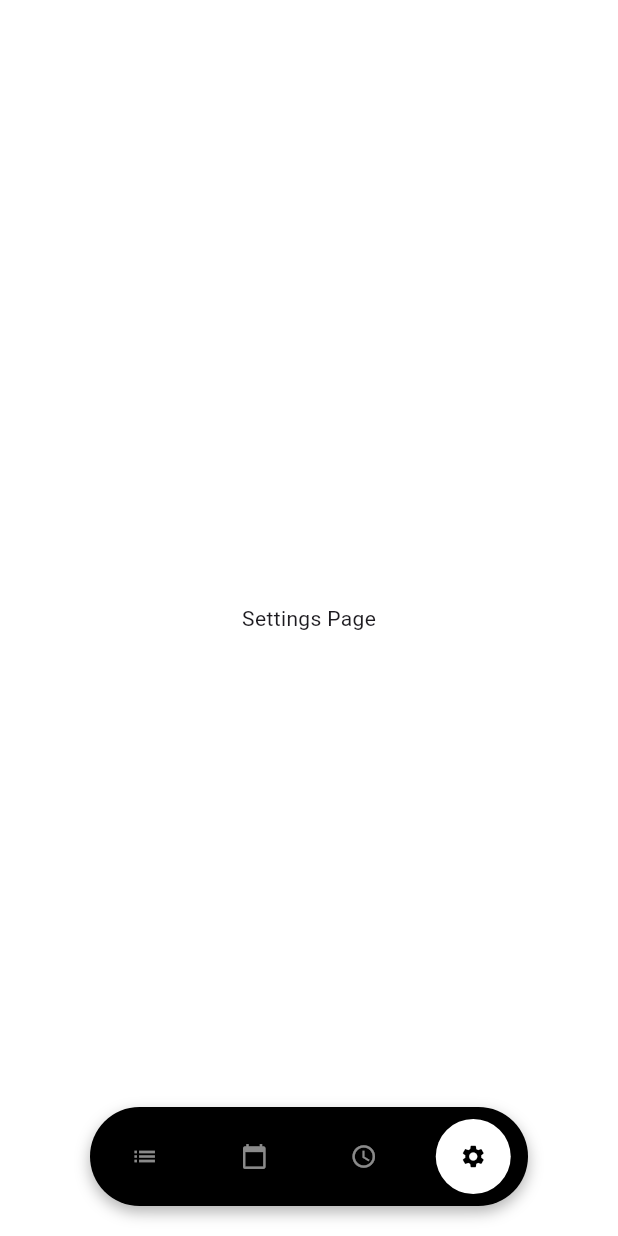
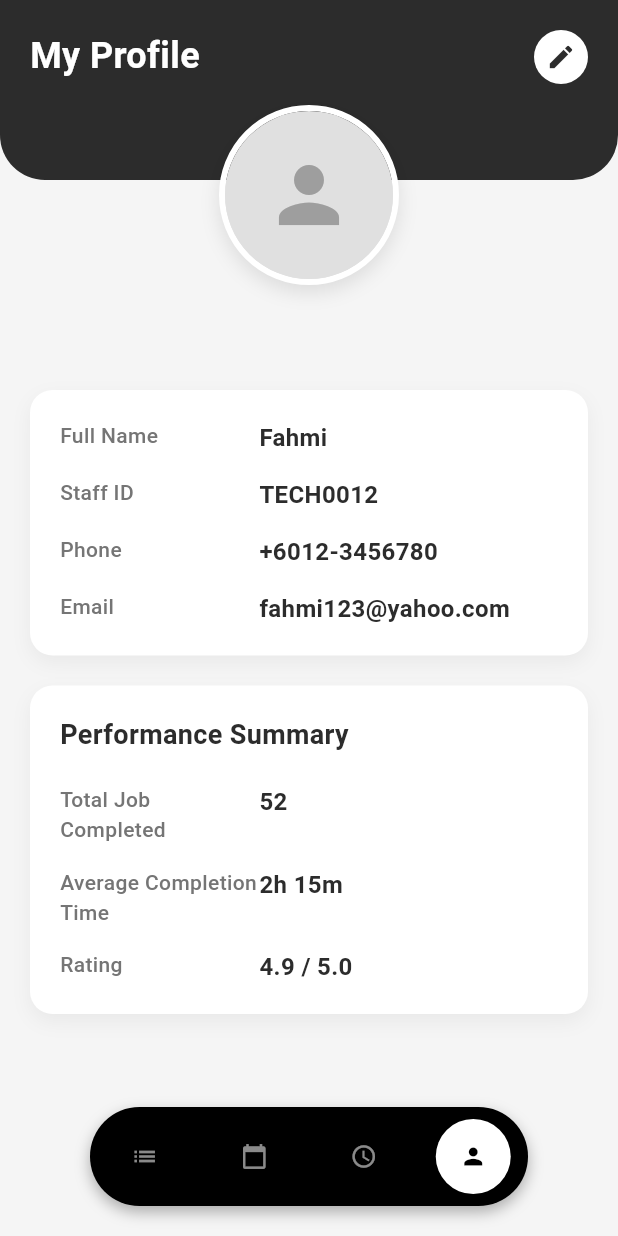
Before and after one commit to ChocoBeef1234/MobileAssignment, a Flutter app: the screen it shows after launch, item 4 of the bottom bar chosen, on a phone screen of 412 x 824 dp. Run offline on Flutter 3.47's test engine with Material 3 defaults, Android fonts, the phone set to English and light mode, and no system bars.

Commit message:
Profile, Edit Profile, Change Password page
Profile, Edit Profile, Change Password page DONE

```diff
--- a/lib/main.dart
+++ b/lib/main.dart
@@ -2,6 +2,7 @@ import 'package:flutter/material.dart';
 import 'package:user_profile/mySchedule.dart';
 import 'package:user_profile/myTask.dart';
 import 'package:user_profile/myTimer.dart';
+import 'package:user_profile/profile.dart';
 
 void main() {
   runApp(const MyApp());
@@ -33,7 +34,7 @@ class _MainScreenState extends State<MainScreen> {
     MyTasksPage(),
     MySchedulePage(),
     TimerPage(),
-    SettingsPage(),
+    ProfilePage(),
   ];
 
   @override
@@ -134,7 +135,7 @@ class _MainScreenState extends State<MainScreen> {
                         shape: BoxShape.circle,
                       ),
                       child: Icon(
-                        Icons.settings,
+                        Icons.person,
                         color: currentIndex == 3
                             ? Colors.black
                             : Colors.white54,
@@ -159,10 +160,3 @@ class CalendarPage extends StatelessWidget {
   Widget build(BuildContext context) =>
       const Center(child: Text("Calendar Page"));
 }
-
-class SettingsPage extends StatelessWidget {
-  const SettingsPage({super.key});
-  @override
-  Widget build(BuildContext context) =>
-      const Center(child: Text("Settings Page"));
-}
--- a/lib/profile.dart
+++ b/lib/profile.dart
@@ -0,0 +1,210 @@
+import 'package:flutter/material.dart';
+import 'package:user_profile/edit_profile.dart';
+
+class ProfilePage extends StatelessWidget {
+  const ProfilePage({super.key});
+
+  @override
+  Widget build(BuildContext context) {
+    return Scaffold(
+      backgroundColor: Colors.grey[100],
+      body: SafeArea(
+        child: Column(
+          children: [
+            // Header Section
+            Container(
+              width: double.infinity,
+              height: 120,
+              decoration: const BoxDecoration(
+                color: Color(0xFF2C2C2C),
+                borderRadius: BorderRadius.only(
+                  bottomLeft: Radius.circular(30),
+                  bottomRight: Radius.circular(30),
+                ),
+              ),
+              child: Stack(
+                children: [
+                  // Title
+                  const Positioned(
+                    top: 20,
+                    left: 20,
+                    child: Text(
+                      'My Profile',
+                      style: TextStyle(
+                        color: Colors.white,
+                        fontSize: 24,
+                        fontWeight: FontWeight.bold,
+                      ),
+                    ),
+                  ),
+                  // Edit Icon
+                  Positioned(
+                    top: 20,
+                    right: 20,
+                    child: GestureDetector(
+                      onTap: () {
+                        Navigator.of(context).push(
+                          MaterialPageRoute(
+                            builder: (_) => const EditProfilePage(),
+                          ),
+                        );
+                      },
+                      child: Container(
+                        padding: const EdgeInsets.all(8),
+                        decoration: const BoxDecoration(
+                          color: Colors.white,
+                          shape: BoxShape.circle,
+                        ),
+                        child: const Icon(
+                          Icons.edit,
+                          color: Color(0xFF2C2C2C),
+                          size: 20,
+                        ),
+                      ),
+                    ),
+                  ),
+                ],
+              ),
+            ),
+
+            // Profile Picture
+            Transform.translate(
+              offset: const Offset(0, -50),
+              child: Center(
+                child: Container(
+                  width: 120,
+                  height: 120,
+                  decoration: BoxDecoration(
+                    shape: BoxShape.circle,
+                    border: Border.all(color: Colors.white, width: 4),
+                    boxShadow: [
+                      BoxShadow(
+                        color: Colors.black.withOpacity(0.1),
+                        blurRadius: 10,
+                        offset: const Offset(0, 5),
+                      ),
+                    ],
+                  ),
+                  child: CircleAvatar(
+                    radius: 56,
+                    backgroundColor: Colors.grey[300],
+                    child: const Icon(
+                      Icons.person,
+                      size: 60,
+                      color: Colors.grey,
+                    ),
+                  ),
+                ),
+              ),
+            ),
+
+            const SizedBox(height: 20),
+
+            // Profile Information Card
+            Padding(
+              padding: const EdgeInsets.symmetric(horizontal: 20),
+              child: Container(
+                width: double.infinity,
+                padding: const EdgeInsets.all(20),
+                decoration: BoxDecoration(
+                  color: Colors.white,
+                  borderRadius: BorderRadius.circular(15),
+                  boxShadow: [
+                    BoxShadow(
+                      color: Colors.black.withOpacity(0.05),
+                      blurRadius: 10,
+                      offset: const Offset(0, 5),
+                    ),
+                  ],
+                ),
+                child: Column(
+                  crossAxisAlignment: CrossAxisAlignment.start,
+                  children: [
+                    _buildInfoRow('Full Name', 'Fahmi'),
+                    const SizedBox(height: 15),
+                    _buildInfoRow('Staff ID', 'TECH0012'),
+                    const SizedBox(height: 15),
+                    _buildInfoRow('Phone', '+6012-3456780'),
+                    const SizedBox(height: 15),
+                    _buildInfoRow('Email', 'fahmi123@yahoo.com'),
+                  ],
+                ),
+              ),
+            ),
+
+            const SizedBox(height: 20),
+
+            // Performance Summary Card
+            Padding(
+              padding: const EdgeInsets.symmetric(horizontal: 20),
+              child: Container(
+                width: double.infinity,
+                padding: const EdgeInsets.all(20),
+                decoration: BoxDecoration(
+                  color: Colors.white,
+                  borderRadius: BorderRadius.circular(15),
+                  boxShadow: [
+                    BoxShadow(
+                      color: Colors.black.withOpacity(0.05),
+                      blurRadius: 10,
+                      offset: const Offset(0, 5),
+                    ),
+                  ],
+                ),
+                child: Column(
+                  crossAxisAlignment: CrossAxisAlignment.start,
+                  children: [
+                    const Text(
+                      'Performance Summary',
+                      style: TextStyle(
+                        fontSize: 18,
+                        fontWeight: FontWeight.bold,
+                        color: Color(0xFF2C2C2C),
+                      ),
+                    ),
+                    const SizedBox(height: 20),
+                    _buildInfoRow('Total Job Completed', '52'),
+                    const SizedBox(height: 15),
+                    _buildInfoRow('Average Completion Time', '2h 15m'),
+                    const SizedBox(height: 15),
+                    _buildInfoRow('Rating', '4.9 / 5.0'),
+                  ],
+                ),
+              ),
+            ),
+          ],
+        ),
+      ),
+    );
+  }
+
+  Widget _buildInfoRow(String label, String value) {
+    return Row(
+      crossAxisAlignment: CrossAxisAlignment.start,
+      children: [
+        Expanded(
+          flex: 2,
+          child: Text(
+            label,
+            style: TextStyle(
+              fontSize: 14,
+              color: Colors.grey[600],
+              fontWeight: FontWeight.w500,
+            ),
+          ),
+        ),
+        Expanded(
+          flex: 3,
+          child: Text(
+            value,
+            style: const TextStyle(
+              fontSize: 16,
+              fontWeight: FontWeight.bold,
+              color: Color(0xFF2C2C2C),
+            ),
+          ),
+        ),
+      ],
+    );
+  }
+}
```
Also changed, not shown: lib/change_Password.dart (added, +134 -0 lines), lib/edit_profile.dart (added, +212 -0 lines).
